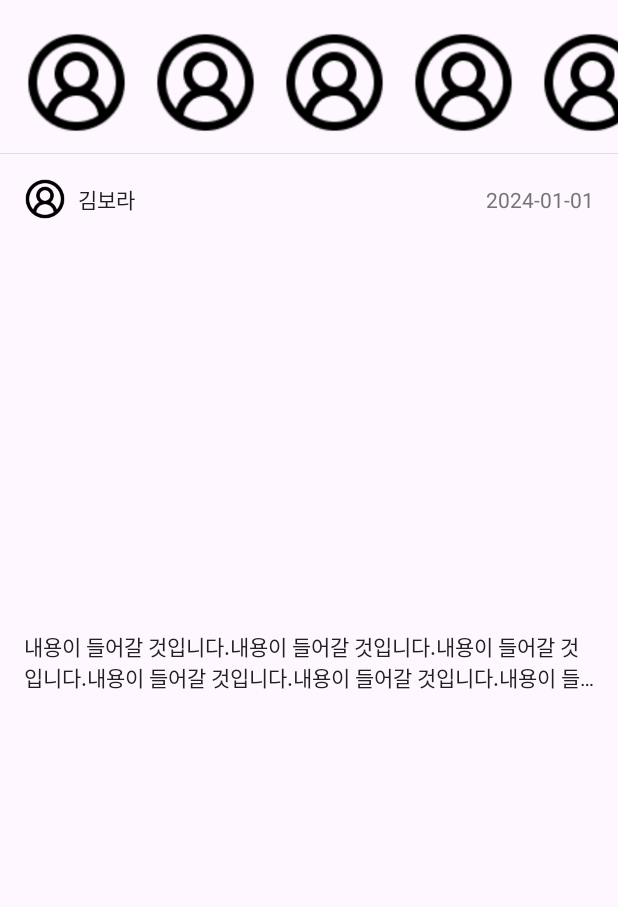
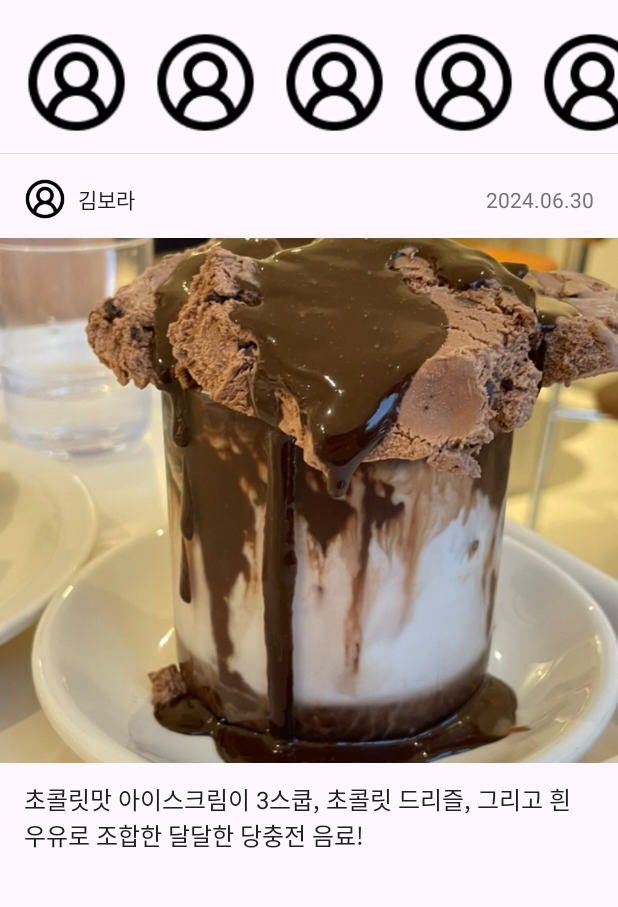
Before and after one commit to ImGaram/harmony_cafe, an Android app: the screen it shows after launch (HomeActivity), on a phone screen of 412 x 824 dp, the part 56-963 px from its top. Run offline under Robolectric (Android 15) with nearby library versions, the phone set to English and light mode, and no system bars.

Commit message:
수정 : 홈화면 피드 게시물 가짜 데이터로 바인딩 및 string.xml 파일에 string 값 추가

```diff
--- a/app/src/main/res/layout/activity_home.xml
+++ b/app/src/main/res/layout/activity_home.xml
@@ -60,12 +60,13 @@
         android:orientation="horizontal"
         android:paddingVertical="12dp"
         android:paddingStart="16dp"
+        android:scrollbars="none"
         app:layout_constraintEnd_toEndOf="parent"
         app:layout_constraintStart_toStartOf="parent"
         app:layout_constraintTop_toBottomOf="@+id/constraintLayout">
 
         <LinearLayout
-            android:layout_width="match_parent"
+            android:layout_width="wrap_content"
             android:layout_height="wrap_content"
             android:orientation="horizontal">
 
@@ -166,7 +167,7 @@
                 android:layout_width="wrap_content"
                 android:layout_height="wrap_content"
                 android:layout_marginStart="8dp"
-                android:text="김보라"
+                android:text="@string/home_feed_name1"
                 android:textColor="@color/black_shade"
                 android:textSize="14sp"
                 app:layout_constraintBottom_toBottomOf="parent"
@@ -177,7 +178,7 @@
                 android:id="@+id/home_feed_tile_time"
                 android:layout_width="wrap_content"
                 android:layout_height="wrap_content"
-                android:text="2024-01-01"
+                android:text="@string/home_feed_time1"
                 android:textColor="@color/gray_shade"
                 android:textSize="14sp"
                 app:layout_constraintBottom_toBottomOf="parent"
@@ -188,9 +189,11 @@
         <ImageView
             android:id="@+id/home_feed_image"
             android:layout_width="match_parent"
-            android:layout_height="250dp"
+            android:layout_height="350dp"
             android:layout_marginTop="12dp"
-            app:layout_constraintTop_toBottomOf="@+id/home_feed_title" />
+            app:layout_constraintTop_toBottomOf="@+id/home_feed_title"
+            android:src="@drawable/home_feed_image1"
+            android:scaleType="centerCrop"/>
 
         <LinearLayout
             android:layout_width="match_parent"
@@ -202,10 +205,10 @@
                 android:id="@+id/home_feed_content"
                 android:layout_width="wrap_content"
                 android:layout_height="wrap_content"
-                android:text="내용이 들어갈 것입니다.내용이 들어갈 것입니다.내용이 들어갈 것입니다.내용이 들어갈 것입니다.내용이 들어갈 것입니다.내용이 들어갈 것입니다.내용이 들어갈 것입니다.내용이 들어갈 것입니다."
+                android:text="@string/home_feed_content1"
                 android:textColor="@color/black_shade"
                 android:ellipsize="end"
-                android:textSize="14sp"
+                android:textSize="16sp"
                 android:maxLines="2"
                 app:layout_constraintBottom_toBottomOf="parent"
                 app:layout_constraintStart_toStartOf="parent"
--- a/app/src/main/res/values/strings.xml
+++ b/app/src/main/res/values/strings.xml
@@ -8,8 +8,12 @@
     <string name="login_loginbtn">로그인</string>
     <string name="login_signupbtn">회원이 아니신가요?</string>
 
+    <!-- 홈화면 -->
+    <string name="home_welcome_message">환영합니다, OO님!</string>
+    <string name="home_feed_name1">김보라</string>
+    <string name="home_feed_time1">2024.06.30</string>
+    <string name="home_feed_content1">초콜릿맛 아이스크림이 3스쿱, 초콜릿 드리즐, 그리고 흰 우유로 조합한 달달한 당충전 음료!</string>
 
-    <string name="home_welcome_message">환영합니다, OO님!</string>
 
     <!--상세화면-->
     <string name="detail_title">상세 화면</string>
```
Also changed, not shown: app/src/main/res/drawable/home_feed_image1.jpeg (added), 1 other file.
